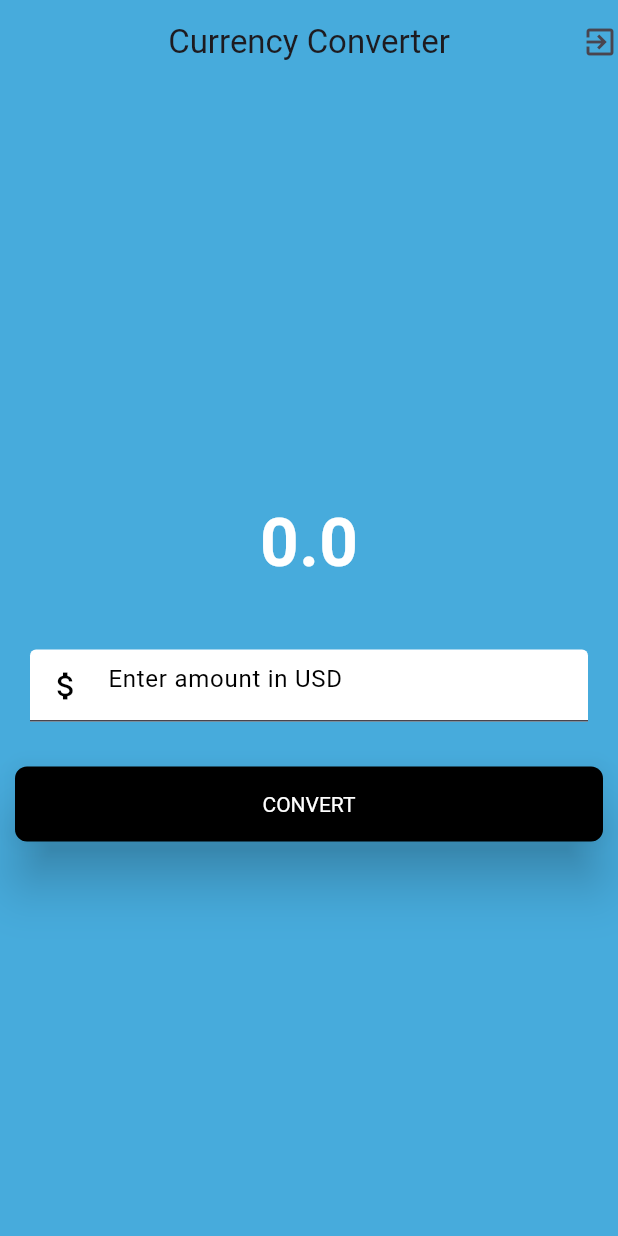
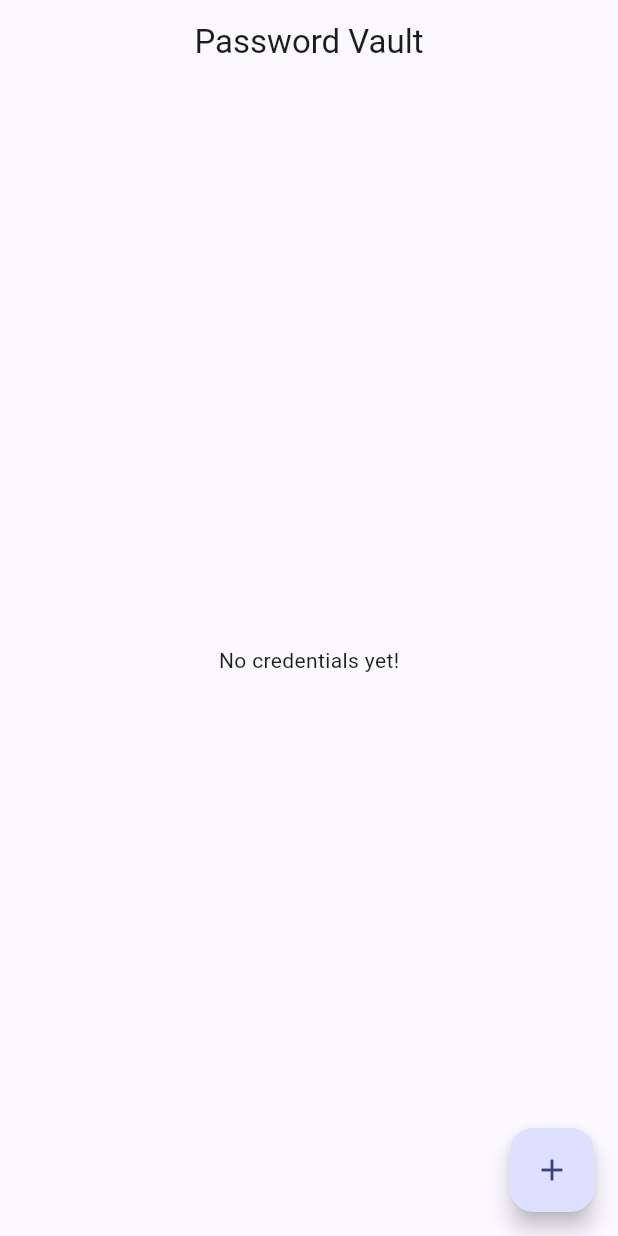
Before and after one commit to vamsi-1237/scient-Project, a Flutter app: the screen it shows after launch, on a phone screen of 412 x 824 dp. Run offline on Flutter 3.47's test engine with Material 3 defaults, Android fonts, the phone set to English and light mode, and no system bars.

Commit message:
Updated files and structure

```diff
--- a/lib/home_screen.dart
+++ b/lib/home_screen.dart
@@ -1,96 +1,46 @@
 import 'package:flutter/material.dart';
+import 'package:flutter_application_1/add_task_screen.dart';
 
-class HomeScreen extends StatelessWidget {
+
+
+class HomeScreen extends StatefulWidget {
   const HomeScreen({super.key});
 
   @override
+  State<HomeScreen> createState() => _HomeScreenState(); //private
+}
+
+class _HomeScreenState extends State<HomeScreen> {
+  List<String> tasks = [];
+
+  void _navigateToAddTask() async {
+    final newTask = await Navigator.push(
+      context,
+      MaterialPageRoute(builder: (context) => AddTaskScreen()),
+    );
+
+    if (newTask != null && newTask.isNotEmpty) {
+      setState(() {
+        tasks.add(newTask);
+      });
+    }
+  }
+  //context returns the location the current widget
+  //in the widget tree
+  @override
   Widget build(BuildContext context) {
-    final TextEditingController textEditingController = TextEditingController();
-    double result = 0;
     return Scaffold(
-      backgroundColor: const Color.fromARGB(255, 71, 171, 220),
-      appBar: AppBar(
-        backgroundColor: const Color.fromARGB(255, 71, 171, 220),
-        title: Text("Currency Converter"),
-        elevation: 0,
-        centerTitle: true,
-        actions: [Icon(Icons.exit_to_app)],
-      ),
-      body: Center(
-        child: Column(
-          mainAxisAlignment: MainAxisAlignment.center,
-          crossAxisAlignment: CrossAxisAlignment.center,
-          children: [
-            Container(
-              //distance between container and content
-              // distance between container and other components
-              padding: const EdgeInsets.all(8),
-              margin: const EdgeInsets.all(12.0),
-              child: Text(
-                result.toString(),
-                style: const TextStyle(
-                  fontSize: 45,
-                  fontWeight: FontWeight.bold,
-                  color: Color.fromARGB(255, 255, 255, 255),
-                ),
-              ),
+      appBar: AppBar(title: Text('My To-Do List')),
+      body: tasks.isEmpty
+          ? Center(child: Text("No Tasks Yet! Tap + to add."))
+          : ListView.builder(
+              itemCount: tasks.length,
+              itemBuilder: (context, index) =>
+                  ListTile(title: Text(tasks[index])),
             ),
-
-            Container(
-              padding:const EdgeInsets.all(8.0),
-              margin:const EdgeInsets.all(12.0),
-              child: TextField(
-                controller: textEditingController,
-                style: const TextStyle(color: Colors.black),
-                decoration: InputDecoration(
-                  hintText: 'Enter amount in USD',
-                  hintStyle: TextStyle(color: Colors.black),
-                  prefixIcon: Icon(Icons.attach_money),
-                  prefixIconColor: Colors.black,
-                  filled: true,
-                  fillColor: Colors.white,
-                  focusedBorder: OutlineInputBorder(
-                    borderSide: BorderSide(
-                      width: 4.0,
-                      style: BorderStyle.solid,
-                      strokeAlign: BorderSide.strokeAlignOutside,
-                    ),
-                    borderRadius: BorderRadius.all(Radius.circular(10)),
-                  ),
-                ),
-              ),
-            ),
-            Padding(
-              padding: const EdgeInsets.all(10.0),
-              child: ElevatedButton(
-                onPressed: () {
-                  {
-                    result = double.parse(textEditingController.text) * 81;
-                  }
-                },
-                style: ButtonStyle(
-                  elevation: WidgetStatePropertyAll(15),
-                  backgroundColor: WidgetStatePropertyAll(Colors.black),
-                  foregroundColor: WidgetStatePropertyAll(Colors.white),
-                  minimumSize: WidgetStatePropertyAll(
-                    Size(double.infinity, 50),
-                  ),
-                  shape: WidgetStatePropertyAll(
-                    RoundedRectangleBorder(
-                      borderRadius: BorderRadius.circular(8),
-                    ),
-                  ),
-
-                  textStyle: WidgetStatePropertyAll(
-                    TextStyle(color: Colors.white),
-                  ),
-                ),
-
-                child: Text('CONVERT'),
-              ),
-            ),
-          ],
-        ),
+      floatingActionButton: FloatingActionButton(
+        onPressed: _navigateToAddTask,
+        child: Icon(Icons.add),
       ),
     );
   }
--- a/lib/main.dart
+++ b/lib/main.dart
@@ -1,5 +1,5 @@
 import 'package:flutter/material.dart';
-import 'package:flutter_application_1/home_screen.dart';
+import 'package:flutter_application_1/main_screen.dart';
 
 
 
@@ -19,9 +19,9 @@ class MyApp extends StatelessWidget {
   Widget build(BuildContext context) {
     //required to return a Widget - MaterialApp
     return MaterialApp(
-      title: 'Currency-Converter',
+      title: 'Password Vault App',
       theme: ThemeData(primarySwatch: Colors.blueGrey),
-      home: HomeScreen(),
+      home: PasswordVaultApp(),
     );
   }
 }
--- /dev/null
+++ b/lib/main_screen.dart
@@ -0,0 +1,18 @@
+import 'package:flutter/material.dart';
+import 'package:flutter_application_1/vault_home_screen.dart';
+
+class PasswordVaultApp extends StatelessWidget {
+  const PasswordVaultApp({super.key});
+
+  @override
+  Widget build(BuildContext context) {
+    return MaterialApp(
+      title: 'Password Vault',
+      theme: ThemeData(
+        colorScheme: ColorScheme.fromSeed(seedColor: Colors.indigo),
+        useMaterial3: true,
+      ),
+      home: const VaultHomeScreen(),
+    );
+  }
+}
--- /dev/null
+++ b/lib/vault_home_screen.dart
@@ -0,0 +1,63 @@
+import 'package:flutter/material.dart';
+import 'package:flutter_application_1/add_credential_screen.dart';
+
+
+
+class VaultHomeScreen extends StatefulWidget {
+  const VaultHomeScreen({super.key});// pos of the widget in the widget tree
+
+  @override
+  State<VaultHomeScreen> createState() => _VaultHomeScreenState();
+}
+class _VaultHomeScreenState extends State<VaultHomeScreen> {
+  List<Map<String, String>> credentials = [];
+
+  void _navigateToAddCredential() async {
+    final result = await Navigator.push<Map<String, String>>(
+      context,
+      MaterialPageRoute(builder: (context) => const AddCredentialScreen()),
+    );
+
+    if (result != null && result['site']!.isNotEmpty && result['password']!.isNotEmpty) {
+      setState(() {
+        credentials.add(result);
+      });
+    }
+  }
+
+  void _deleteCredential(int index) {
+    setState(() {
+      credentials.removeAt(index);
+    });
+  }
+
+  @override
+  Widget build(BuildContext context) {
+    return Scaffold(
+      appBar: AppBar(
+        title: const Text('Password Vault'),
+        centerTitle: true,
+      ),
+      body: credentials.isEmpty
+          ? const Center(child: Text('No credentials yet!'))
+          : ListView.builder(
+              itemCount: credentials.length,
+              itemBuilder: (context, index) {
+                final item = credentials[index];
+                return ListTile(
+                  title: Text(item['site']!),
+                  subtitle: Text(item['password']!),
+                  trailing: IconButton(
+                    icon: const Icon(Icons.delete),
+                    onPressed: () => _deleteCredential(index),
+                  ),
+                );
+              },
+            ),
+      floatingActionButton: FloatingActionButton(
+        onPressed: _navigateToAddCredential,
+        child: const Icon(Icons.add),
+      ),
+    );
+  }
+}
```
Also changed, not shown: lib/add_credential_screen.dart (added, +80 -0 lines), lib/add_task_screen.dart (+32 -0 lines), lib/currency_converter.dart (added, +97 -0 lines).
